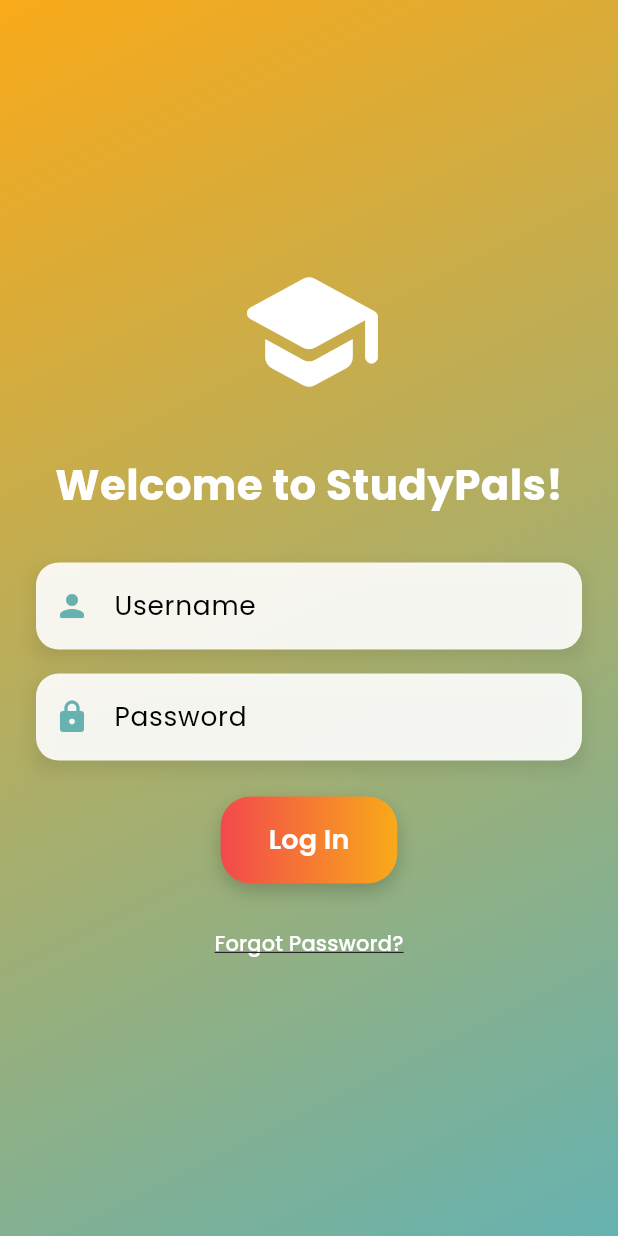
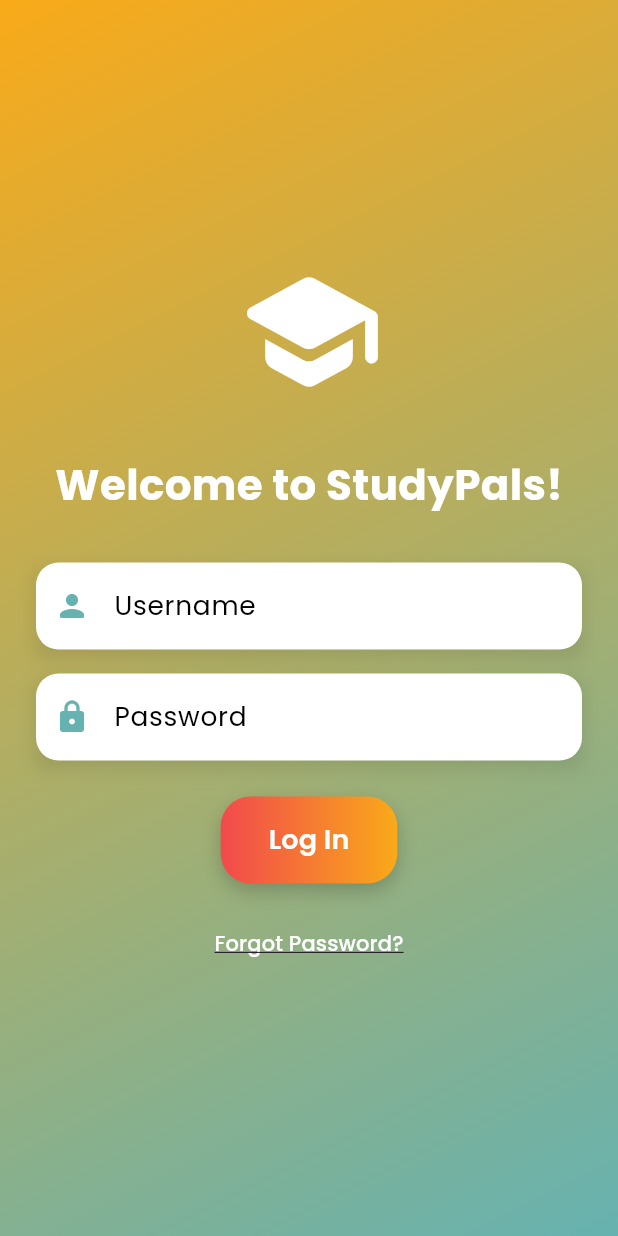
Before and after one commit to NolenM93/Learn_Dart_Together, a Flutter app: the screen it shows after launch, on a phone screen of 412 x 824 dp. Run offline on Flutter 3.47's test engine with Material 3 defaults, Android fonts, the phone set to English and light mode, and no system bars; our stand-ins replace animate_do, google_fonts.

Commit message:
Fixing errors

```diff
--- a/lib/main.dart
+++ b/lib/main.dart
@@ -94,7 +94,7 @@ class StudyPalsApp extends StatelessWidget {
           // Fill the text field with a color for a solid background.
           filled: true,
           // Slightly transparent white to blend with the gradient background.
-          fillColor: Colors.white.withOpacity(0.9),
+          fillColor: Colors.white.withValues(red: 255, green: 255, blue: 255, alpha: 0.9 * 255),
           // OutlineInputBorder makes text fields have a border.
           border: OutlineInputBorder(
             // Rounded corners (15 pixels) for a bubbly look.
```
